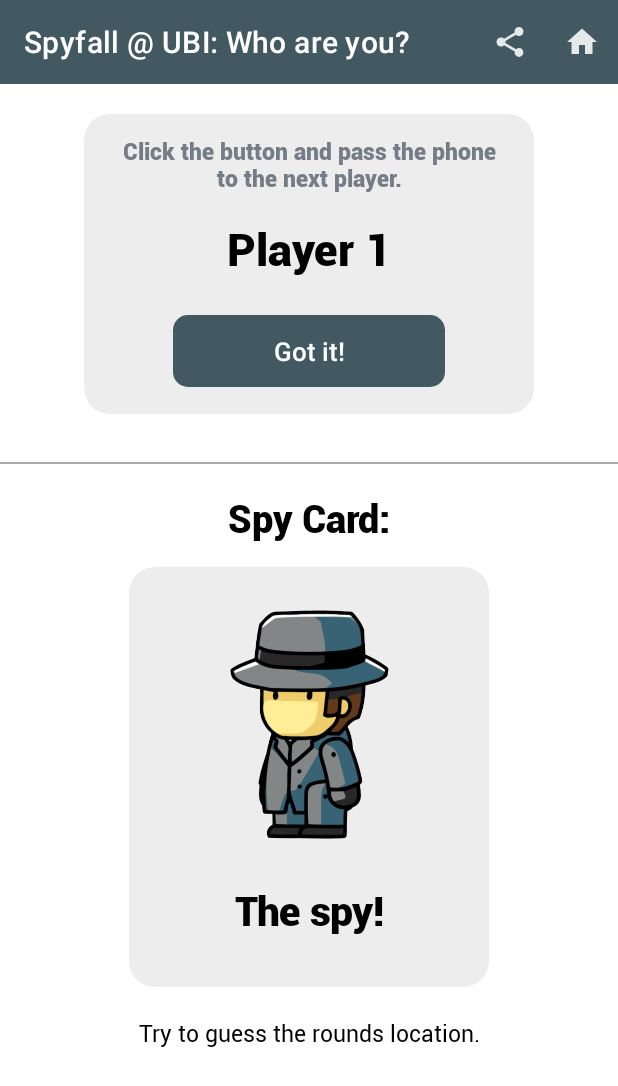
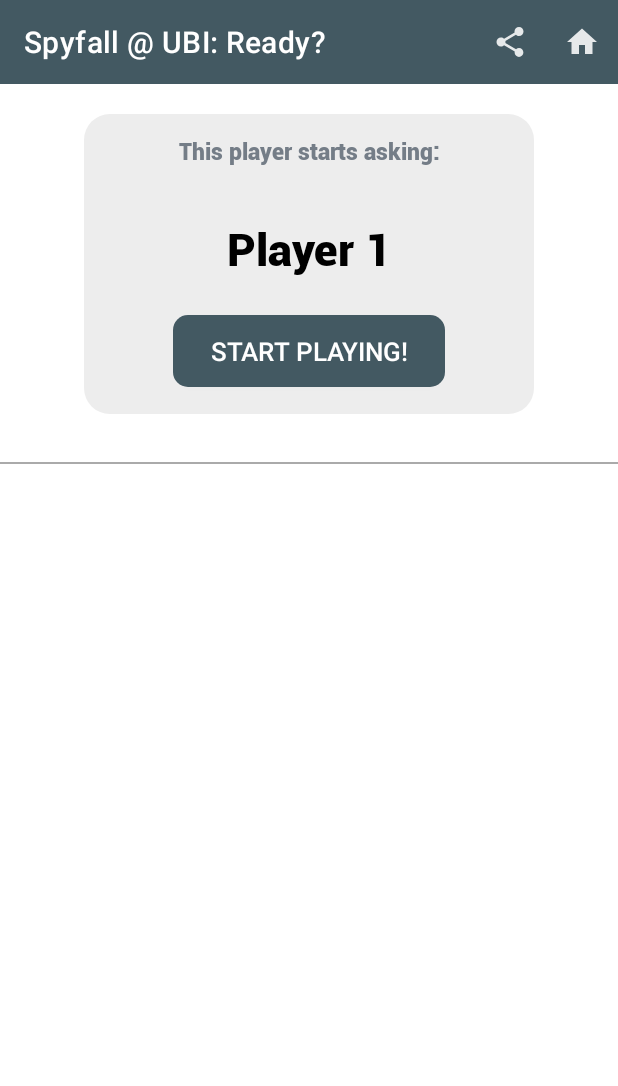
Before and after one commit to GuilhermeTeixeira13/SPYFALL-UBI, an Android app: the WhoAreYouResultActivity screen opened directly, with no data from a screen before it, after a tap on "Got it!", on a phone screen of 412 x 824 dp. Shown: the top 1086 px of the screen. Run offline under Robolectric (Android 15) with nearby library versions, the phone set to English and light mode, and no system bars; 5 statements that could not run were skipped.

Commit message:
Ready activity

```diff
--- a/SpyfallUBI/app/src/main/AndroidManifest.xml
+++ b/SpyfallUBI/app/src/main/AndroidManifest.xml
@@ -39,6 +39,10 @@
             android:name=".WhoAreYouResultActivity"
             android:label="@string/WhoAreYou">
         </activity>
+        <activity
+            android:name=".ReadyActivity"
+            android:label="@string/Ready">
+        </activity>
     </application>
 
 </manifest>
--- /dev/null
+++ b/SpyfallUBI/app/src/main/java/pt/ubi/di/pmd/spyfall_ubi/ReadyActivity.java
@@ -0,0 +1,92 @@
+package pt.ubi.di.pmd.spyfall_ubi;
+
+import android.app.AlertDialog;
+import android.content.DialogInterface;
+import android.content.Intent;
+import android.os.Bundle;
+import android.view.Menu;
+import android.view.MenuItem;
+import android.view.View;
+import android.widget.TextView;
+
+import androidx.annotation.NonNull;
+import androidx.appcompat.app.AppCompatActivity;
+import androidx.appcompat.widget.Toolbar;
+
+import java.util.ArrayList;
+
+public class ReadyActivity extends AppCompatActivity {
+    ArrayList<Player> players;
+    Place place;
+
+    protected void onCreate(Bundle savedInstanceState) {
+        super.onCreate(savedInstanceState);
+        setContentView(R.layout.activity_ready);
+
+        Intent intent = getIntent();
+        String checkFlag= intent.getStringExtra("flag");
+
+        if(checkFlag.equals("FROM_WHOAREYOURESULT")){
+            players = (ArrayList<Player>) getIntent().getSerializableExtra("PLAYERS");
+            place = (Place) getIntent().getSerializableExtra("PLACE");
+        }
+
+        TextView txtViewPlayerName = (TextView) findViewById(R.id.textViewPlayerName);
+        Toolbar toolbar = (Toolbar) findViewById(R.id.toolbar);
+
+        txtViewPlayerName.setText(players.get(getRandomNumber(0, players.size())).getName());
+
+        setSupportActionBar(toolbar);
+    }
+
+    public int getRandomNumber(int min, int max) {
+        return (int) ((Math.random() * (max - min)) + min);
+    }
+
+    @Override
+    public boolean onCreateOptionsMenu(Menu menu) {
+        getMenuInflater().inflate(R.menu.toolbar_rest, menu);
+        return true;
+    }
+
+    @Override
+    public boolean onOptionsItemSelected(@NonNull MenuItem item) {
+        switch (item.getItemId()) {
+            case R.id.shareButton:
+                Intent sharingIntent = new Intent(Intent.ACTION_SEND);
+                sharingIntent.setType("text/plain");
+                String shareBody = "Link to Playstore";
+                String shareSubject = "Spyfall @ UBI!";
+                sharingIntent.putExtra(Intent.EXTRA_TEXT, shareBody);
+                sharingIntent.putExtra(Intent.EXTRA_SUBJECT, shareSubject);
+                startActivity(Intent.createChooser(sharingIntent, "Share using:"));
+                break;
+            case R.id.homeButton:
+                // Ask if we want to the lobby and lose all the current page settings
+
+                new AlertDialog.Builder(ReadyActivity.this)
+                        .setIcon(android.R.drawable.ic_dialog_alert)
+                        .setTitle("Are you going to the main page?")
+                        .setMessage("Do you want to lose the current game state and go back to the main page?")
+                        .setPositiveButton("Yes!", new DialogInterface.OnClickListener() {
+                            @Override
+                            public void onClick(DialogInterface dialogInterface, int i) {
+                                goToMainActivity();
+                            }
+                        })
+                        .setNegativeButton("No!", null)
+                        .show();
+                break;
+        }
+        return super.onOptionsItemSelected(item);
+    }
+
+    public void goToMainActivity () {
+        Intent goToMainActivityIntent = new Intent(this, MainActivity.class);
+        startActivity(goToMainActivityIntent);
+    }
+
+    public void startGame (View v) {
+        // Go to Game ON activity
+    }
+}
--- a/SpyfallUBI/app/src/main/java/pt/ubi/di/pmd/spyfall_ubi/WhoAreYouResultActivity.java
+++ b/SpyfallUBI/app/src/main/java/pt/ubi/di/pmd/spyfall_ubi/WhoAreYouResultActivity.java
@@ -116,6 +116,12 @@ public class WhoAreYouResultActivity extends AppCompatActivity {
             startActivity(goToWhoAreYouIntent);
         }else{
             // Go to Ready? Activity
+            Intent goToReadyIntent = new Intent(this, ReadyActivity.class);
+            goToReadyIntent.putExtra("flag","FROM_WHOAREYOURESULT");
+            goToReadyIntent.putExtra("PLAYERS", players);
+            goToReadyIntent.putExtra("PLACE", place);
+            startActivity(goToReadyIntent);
+            System.out.println("aqui");
         }
     }
 
--- /dev/null
+++ b/SpyfallUBI/app/src/main/res/layout/activity_ready.xml
@@ -0,0 +1,88 @@
+<?xml version="1.0" encoding="utf-8"?>
+<androidx.constraintlayout.widget.ConstraintLayout xmlns:android="http://schemas.android.com/apk/res/android"
+    xmlns:app="http://schemas.android.com/apk/res-auto"
+    xmlns:tools="http://schemas.android.com/tools"
+    android:layout_width="match_parent"
+    android:layout_height="match_parent"
+    android:orientation="vertical"
+    tools:context=".WhoAreYouActivity">
+
+    <include
+        android:id="@+id/include_toolbar"
+        layout="@layout/tool_bar"
+        android:layout_width="0dp"
+        android:layout_height="wrap_content"
+        app:layout_constraintEnd_toEndOf="parent"
+        app:layout_constraintStart_toStartOf="parent"
+        app:layout_constraintTop_toTopOf="parent" />
+
+    <View
+        android:id="@+id/view"
+        android:layout_width="300dp"
+        android:layout_height="200dp"
+        android:layout_marginTop="20dp"
+        android:background="@drawable/rounded_corners_graybackground"
+        app:layout_constraintEnd_toEndOf="parent"
+        app:layout_constraintHorizontal_bias="0.5"
+        app:layout_constraintStart_toStartOf="parent"
+        app:layout_constraintTop_toBottomOf="@+id/include_toolbar" />
+
+    <TextView
+        android:id="@+id/textViewPlayerStartsAsking"
+        android:layout_width="250dp"
+        android:layout_height="wrap_content"
+        android:layout_marginTop="90dp"
+        android:fontFamily="@font/roboto_black"
+        android:text="This player starts asking:"
+        android:textAlignment="center"
+        android:textColor="@color/gray_edText"
+        android:textSize="15dp"
+        app:layout_constraintEnd_toEndOf="parent"
+        app:layout_constraintHorizontal_bias="0.5"
+        app:layout_constraintStart_toStartOf="parent"
+        app:layout_constraintTop_toTopOf="@+id/include_toolbar" />
+
+    <TextView
+        android:id="@+id/textViewPlayerName"
+        android:layout_width="match_parent"
+        android:layout_height="wrap_content"
+        android:layout_marginTop="55dp"
+        android:fontFamily="@font/roboto_black"
+        android:text="Player 1"
+        android:textAlignment="center"
+        android:textColor="@color/black"
+        android:textSize="30dp"
+        app:layout_constraintEnd_toEndOf="parent"
+        app:layout_constraintHorizontal_bias="0.5"
+        app:layout_constraintStart_toStartOf="parent"
+        app:layout_constraintTop_toTopOf="@+id/textViewPlayerStartsAsking" />
+
+
+    <androidx.appcompat.widget.AppCompatButton
+        android:id="@+id/BtnStartPlaying"
+        android:layout_width="181dp"
+        android:layout_height="wrap_content"
+        android:layout_marginTop="210dp"
+        android:background="@drawable/rounded_corners_buttons"
+        android:onClick="startGame"
+        android:text="START PLAYING!"
+        android:textAllCaps="false"
+        android:textColor="@color/white"
+        android:textSize="17dp"
+        app:layout_constraintEnd_toEndOf="parent"
+        app:layout_constraintHorizontal_bias="0.5"
+        app:layout_constraintStart_toStartOf="parent"
+        app:layout_constraintTop_toTopOf="@+id/include_toolbar" />
+
+    <View
+        android:id="@+id/horizontal_line1"
+        android:layout_width="0dp"
+        android:layout_height="1dp"
+        android:layout_marginTop="50dp"
+        android:background="@android:color/darker_gray"
+        app:layout_constraintEnd_toEndOf="parent"
+        app:layout_constraintHorizontal_bias="0.0"
+        app:layout_constraintStart_toStartOf="parent"
+        app:layout_constraintTop_toBottomOf="@id/BtnStartPlaying" />
+
+</androidx.constraintlayout.widget.ConstraintLayout>
--- a/SpyfallUBI/app/src/main/res/values/strings.xml
+++ b/SpyfallUBI/app/src/main/res/values/strings.xml
@@ -2,6 +2,7 @@
     <string name="app_name">Spyfall @ UBI</string>
     <string name="Lobby">Spyfall @ UBI: Lobby</string>
     <string name="WhoAreYou">Spyfall @ UBI: Who are you?</string>
+    <string name="Ready">Spyfall @ UBI: Ready?</string>
     <string name="navigation_drawer_open">Open navigation drawer</string>
     <string name="navigation_drawer_close">Close navigation drawer</string>
 </resources>
```
